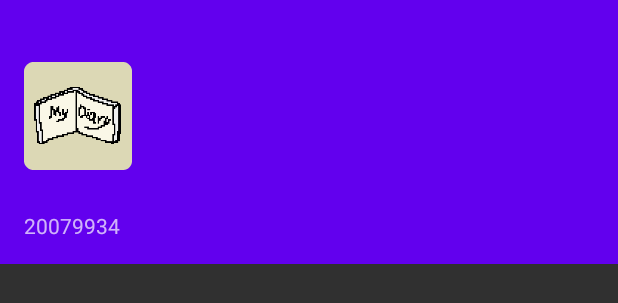
After one commit to 20079934/MyDiaryAndroid, an Android app: the layout nav_header_main.xml on its own in the app's theme, with its tools: preview values and no code run, on a phone screen of 412 x 824 dp. The commit adds this screen. Shown: the top 303 px of the screen. Run offline under Robolectric (Android 15) with nearby library versions, the phone set to English and light mode, and no system bars.

Commit message:
drawer layout implemented

```diff
--- /dev/null
+++ b/app/src/main/res/layout/nav_header_main.xml
@@ -0,0 +1,35 @@
+<?xml version="1.0" encoding="utf-8"?>
+<LinearLayout xmlns:android="http://schemas.android.com/apk/res/android"
+    xmlns:app="http://schemas.android.com/apk/res-auto"
+    android:layout_width="match_parent"
+    android:layout_height="176dp"
+    android:background="@color/design_default_color_primary"
+    android:gravity="bottom"
+    android:orientation="vertical"
+    android:paddingLeft="16dp"
+    android:paddingTop="16dp"
+    android:paddingRight="16dp"
+    android:paddingBottom="16dp"
+    android:theme="@style/ThemeOverlay.AppCompat.Dark">
+
+    <ImageView
+        android:id="@+id/imageView"
+        android:layout_width="wrap_content"
+        android:layout_height="wrap_content"
+        android:contentDescription="@string/nav_header_image"
+        android:paddingTop="8dp"
+        app:srcCompat="@mipmap/mydiaryicon_round" />
+
+    <TextView
+        android:id="@+id/diaryName"
+        android:layout_width="match_parent"
+        android:layout_height="wrap_content"
+        android:paddingTop="8dp"
+        android:textAppearance="@style/TextAppearance.AppCompat.Body1" />
+
+    <TextView
+        android:id="@+id/textView"
+        android:layout_width="wrap_content"
+        android:layout_height="wrap_content"
+        android:text="@string/nav_header_subtitle" />
+</LinearLayout>
--- a/app/src/main/res/values/strings.xml
+++ b/app/src/main/res/values/strings.xml
@@ -6,4 +6,9 @@
     <string name="button_addImage">Include an image</string>
     <string name="button_addEntry">Submit Entry</string>
     <string name="select_entry_image">Select entry image</string>
+    <string name="menu_new_entry">New Entry</string>
+    <string name="nav_header_image">Navigation Header</string>
+    <string name="nav_header_title">My Diary</string>
+    <string name="nav_header_subtitle">20079934</string>
+    <string name="menu_update_name">Rename Diary</string>
 </resources>
```
Also changed, not shown: app/src/main/res/layout/activity_main.xml (+15 -26 lines), app/src/main/res/layout/app_bar_main.xml (added, +32 -0 lines), app/src/main/res/menu/activity_main_drawer.xml (added, +14 -0 lines).
